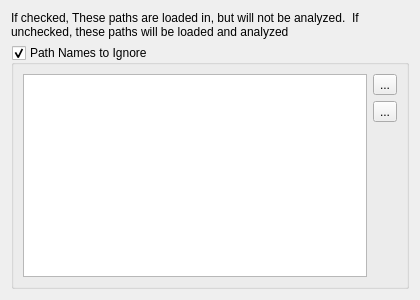
Qt form Preferences/UI/IgnoredPaths.ui (towel42-com/MediaManager) before a commit.
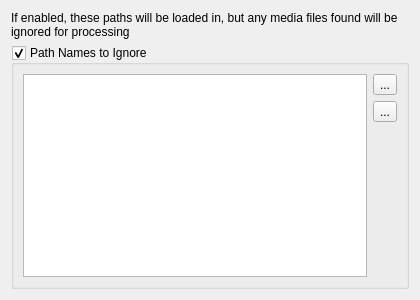
The same form after that commit. Icons and pictures are not drawn.

Commit message: Reword dialogs

The edit to the form file:
```diff
--- a/Preferences/UI/IgnoredPaths.ui
+++ b/Preferences/UI/IgnoredPaths.ui
@@ -17,7 +17,7 @@
    <item>
     <widget class="QLabel" name="label">
      <property name="text">
-      <string>If checked, These paths are loaded in, but will not be analyzed.  If unchecked, these paths will be loaded and analyzed</string>
+      <string>If enabled, these paths will be loaded in, but any media files found will be ignored for processing</string>
      </property>
      <property name="wordWrap">
       <bool>true</bool>
```
The commit also changes 2 other files.
